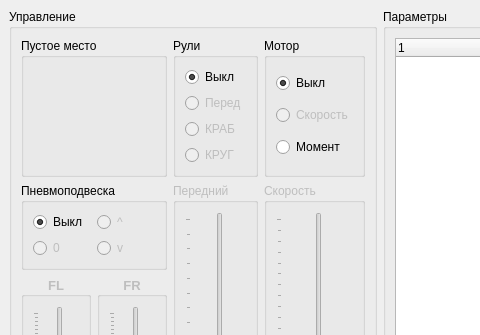
Qt form VMU_monitor_v2.ui (hochu-leto/EVIS) before a commit; both pictures show x 0 to 480 and y 0 to 335 of the 1086 by 870 pixel window.
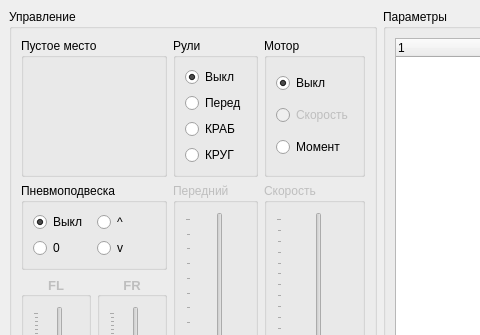
The same form after that commit.

Patch:
```diff
--- a/VMU_monitor_v2.ui
+++ b/VMU_monitor_v2.ui
@@ -85,7 +85,7 @@
           <item row="0" column="1">
            <widget class="QRadioButton" name="max_pos_sus_rb">
             <property name="enabled">
-             <bool>false</bool>
+             <bool>true</bool>
             </property>
             <property name="styleSheet">
              <string notr="true">U+21EA
@@ -102,7 +102,7 @@
           <item row="1" column="0">
            <widget class="QRadioButton" name="zero_pos_sus_rb">
             <property name="enabled">
-             <bool>false</bool>
+             <bool>true</bool>
             </property>
             <property name="text">
              <string>0</string>
@@ -118,7 +118,7 @@
           <item row="1" column="1">
            <widget class="QRadioButton" name="min_pos_sus_rb">
             <property name="enabled">
-             <bool>false</bool>
+             <bool>true</bool>
             </property>
             <property name="text">
              <string>v</string>
@@ -626,7 +626,7 @@
           <item>
            <widget class="QRadioButton" name="front_mode_rb">
             <property name="enabled">
-             <bool>false</bool>
+             <bool>true</bool>
             </property>
             <property name="text">
              <string>Перед</string>
@@ -642,7 +642,7 @@
           <item>
            <widget class="QRadioButton" name="crab_mode_rb">
             <property name="enabled">
-             <bool>false</bool>
+             <bool>true</bool>
             </property>
             <property name="text">
              <string>КРАБ</string>
@@ -655,7 +655,7 @@
           <item>
            <widget class="QRadioButton" name="circle_mode_rb">
             <property name="enabled">
-             <bool>false</bool>
+             <bool>true</bool>
             </property>
             <property name="text">
              <string>КРУГ</string>
```
